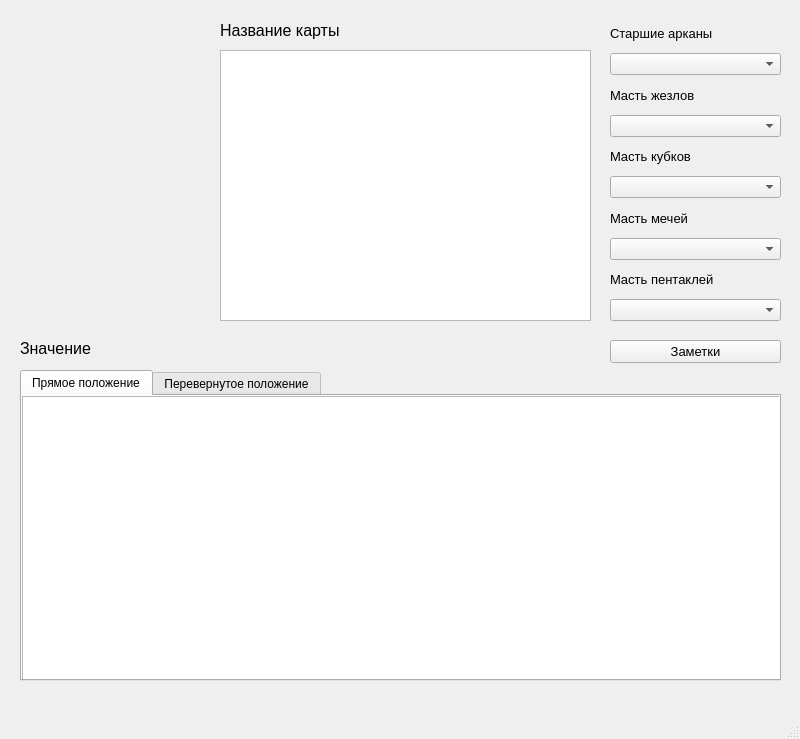
Qt form tarot/ui/meanings.ui (al3ksandraa/tarot) before a commit.
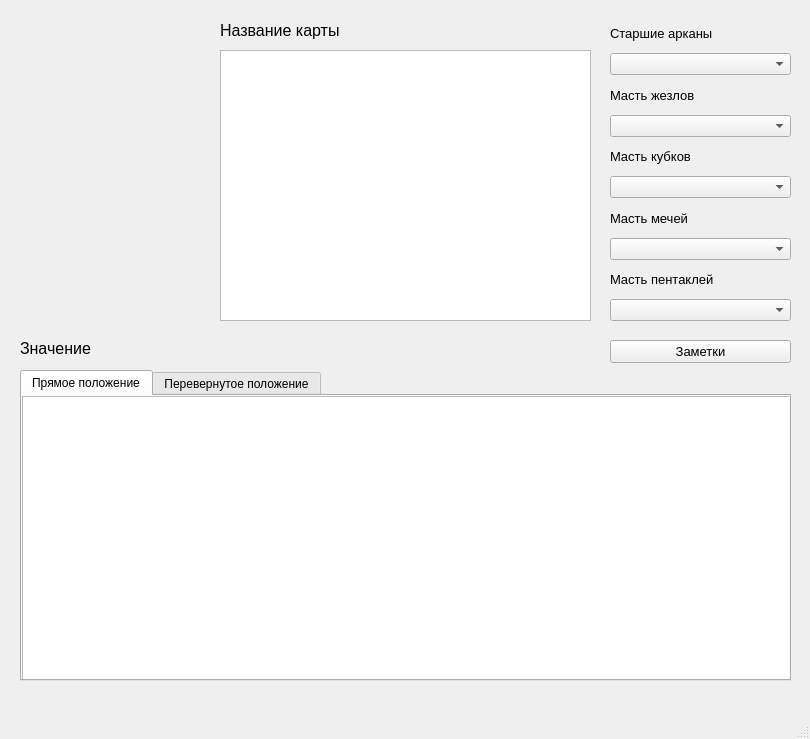
The same form after that commit.

Commit message: changed info window and fixated window size

The edit to the form file:
```diff
--- a/tarot/ui/meanings.ui
+++ b/tarot/ui/meanings.ui
@@ -6,10 +6,22 @@
    <rect>
     <x>0</x>
     <y>0</y>
-    <width>800</width>
+    <width>810</width>
     <height>739</height>
    </rect>
   </property>
+  <property name="minimumSize">
+   <size>
+    <width>810</width>
+    <height>739</height>
+   </size>
+  </property>
+  <property name="maximumSize">
+   <size>
+    <width>810</width>
+    <height>739</height>
+   </size>
+  </property>
   <property name="windowTitle">
    <string>MainWindow</string>
   </property>
@@ -77,7 +89,7 @@
      <rect>
       <x>610</x>
       <y>20</y>
-      <width>171</width>
+      <width>181</width>
       <height>301</height>
      </rect>
     </property>
@@ -96,6 +108,11 @@
      </item>
      <item>
       <widget class="QComboBox" name="senior">
+       <property name="font">
+        <font>
+         <pointsize>9</pointsize>
+        </font>
+       </property>
        <property name="currentText">
         <string/>
        </property>
@@ -230,6 +247,11 @@
      </item>
      <item>
       <widget class="QComboBox" name="wands">
+       <property name="font">
+        <font>
+         <pointsize>9</pointsize>
+        </font>
+       </property>
        <item>
         <property name="text">
          <string/>
@@ -321,6 +343,11 @@
      </item>
      <item>
       <widget class="QComboBox" name="cups">
+       <property name="font">
+        <font>
+         <pointsize>9</pointsize>
+        </font>
+       </property>
        <item>
         <property name="text">
          <string/>
@@ -412,6 +439,11 @@
      </item>
      <item>
       <widget class="QComboBox" name="swords">
+       <property name="font">
+        <font>
+         <pointsize>9</pointsize>
+        </font>
+       </property>
        <item>
         <property name="text">
          <string/>
@@ -503,6 +535,11 @@
      </item>
      <item>
       <widget class="QComboBox" name="pentacles">
+       <property name="font">
+        <font>
+         <pointsize>9</pointsize>
+        </font>
+       </property>
        <item>
         <property name="text">
          <string/>
@@ -605,10 +642,15 @@
      <rect>
       <x>20</x>
       <y>370</y>
-      <width>761</width>
+      <width>771</width>
       <height>311</height>
      </rect>
     </property>
+    <property name="font">
+     <font>
+      <pointsize>9</pointsize>
+     </font>
+    </property>
     <property name="currentIndex">
      <number>0</number>
     </property>
@@ -621,13 +663,13 @@
        <rect>
         <x>0</x>
         <y>0</y>
-        <width>761</width>
+        <width>771</width>
         <height>291</height>
        </rect>
       </property>
       <property name="font">
        <font>
-        <pointsize>9</pointsize>
+        <pointsize>10</pointsize>
        </font>
       </property>
       <property name="readOnly">
@@ -664,7 +706,7 @@
      <rect>
       <x>610</x>
       <y>340</y>
-      <width>171</width>
+      <width>181</width>
       <height>23</height>
      </rect>
     </property>
```
Left out of the diff: 8 changed lines with no effect on the pictures. The commit also changes 7 other files.
